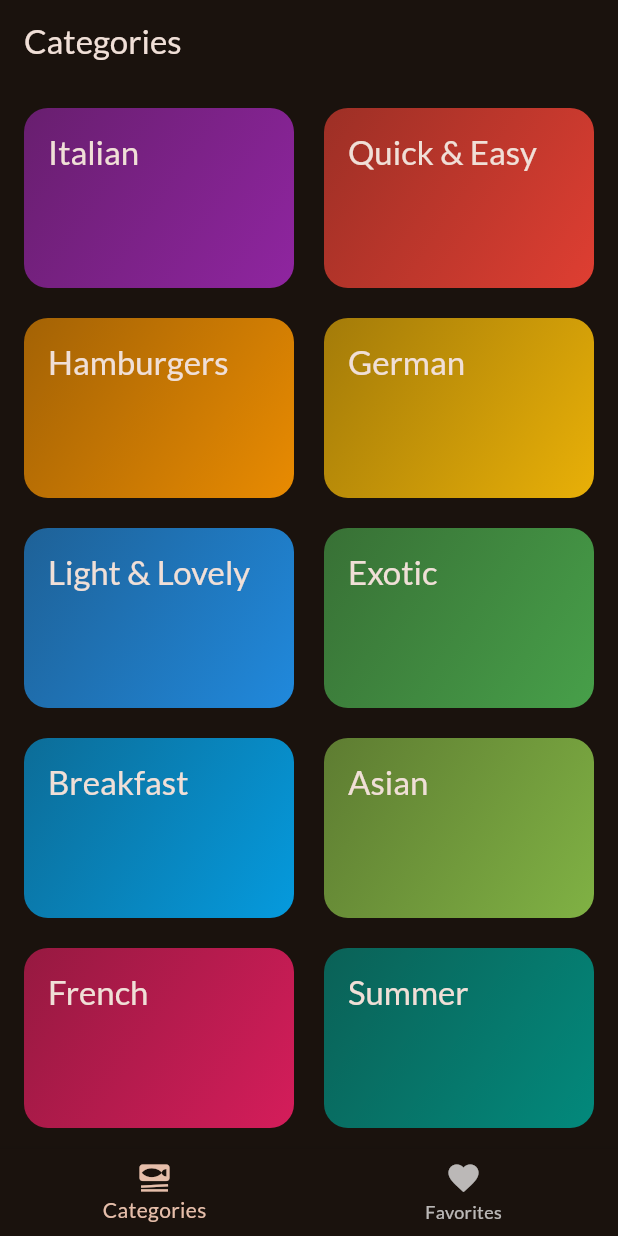
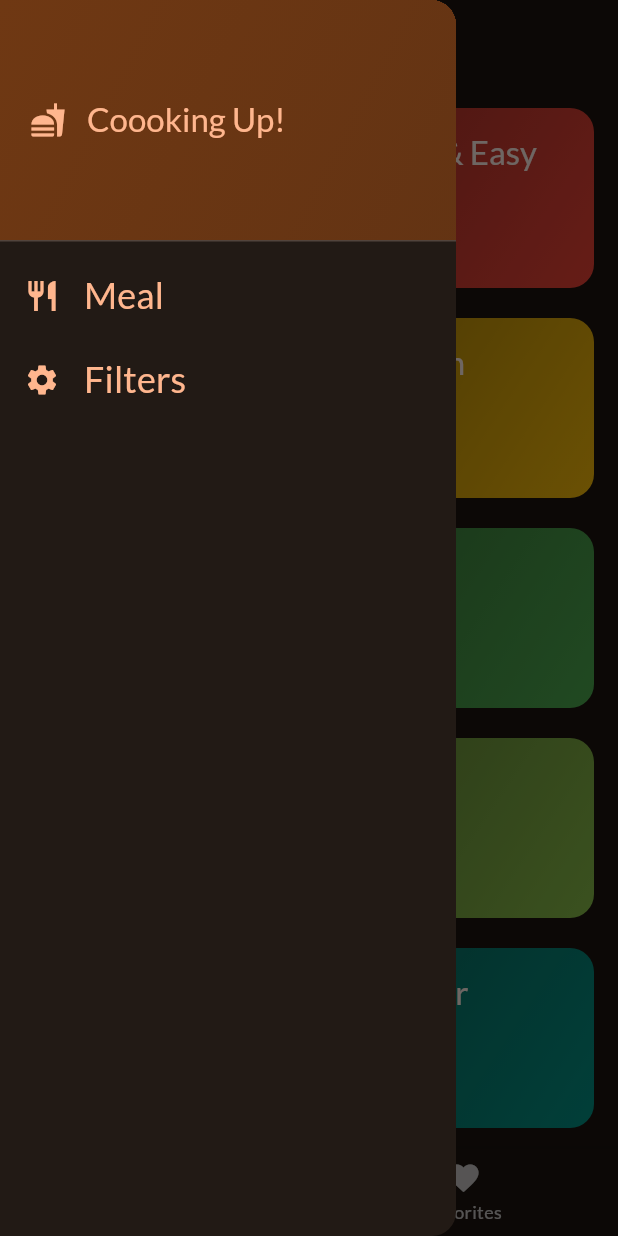
Before and after one commit to gusjabar/flutter, a Flutter app: the screen it shows after launch, with the side drawer open (before the commit the screen has no drawer), on a phone screen of 412 x 824 dp. Run offline on Flutter 3.47's test engine with Material 3 defaults, Android fonts, the phone set to English and light mode, and no system bars; our stand-ins replace google_fonts, transparent_image.

Commit message:
added filters and drawer menu.

```diff
--- a/meals_app/lib/screens/categories.dart
+++ b/meals_app/lib/screens/categories.dart
@@ -7,12 +7,13 @@ import 'package:meals_app/widgets/category_grid_item.dart';
 import '../models/category.dart';
 
 class CategoriesScreen extends StatelessWidget {
-  const CategoriesScreen({super.key, required this.onFavoriteMeal});
-
+  const CategoriesScreen(
+      {super.key, required this.onFavoriteMeal, required this.availableMeals});
+  final List<Meal> availableMeals;
   final Function(Meal meal) onFavoriteMeal;
 
   void _selectCategory(BuildContext context, Category category) {
-    final filteredMeal = dummyMeals
+    final filteredMeal = availableMeals
         .where((meal) => meal.categories.contains(category.id))
         .toList();
 
--- a/meals_app/lib/screens/tabs.dart
+++ b/meals_app/lib/screens/tabs.dart
@@ -1,7 +1,17 @@
 import 'package:flutter/material.dart';
+import 'package:meals_app/data/dummy_data.dart';
 import 'package:meals_app/models/meal.dart';
 import 'package:meals_app/screens/categories.dart';
+import 'package:meals_app/screens/filters_screen.dart';
 import 'package:meals_app/screens/meals.dart';
+import 'package:meals_app/widgets/main_drawer.dart';
+
+const kInitialFilters = {
+  Filter.glutenFree: false,
+  Filter.lactoseFree: false,
+  Filter.vegetarian: false,
+  Filter.vegan: false,
+};
 
 class TabsScreen extends StatefulWidget {
   const TabsScreen({super.key});
@@ -22,6 +32,7 @@ class _TabsScreenState extends State<TabsScreen> {
   }
 
   final List<Meal> _favoriteMeal = [];
+  Map<Filter, bool> _selectedFilter = kInitialFilters;
 
   void _showInfoMessenger(String message) {
     ScaffoldMessenger.of(context).clearSnackBars();
@@ -48,9 +59,40 @@ class _TabsScreenState extends State<TabsScreen> {
     }
   }
 
+  void _setScreen(String identifier) async {
+    Navigator.of(context).pop();
+    if ('filters' == identifier) {
+      final result = await Navigator.of(context).push<Map<Filter, bool>>(
+          MaterialPageRoute(
+              builder: (ctx) =>
+                  FiltersScreen(currentFilters: _selectedFilter)));
+      setState(() {
+        _selectedFilter = result ?? kInitialFilters;
+      });
+    }
+  }
+
   @override
   Widget build(BuildContext context) {
+    final availableMeal = dummyMeals.where((meal) {
+      if (_selectedFilter[Filter.glutenFree]! && !meal.isGlutenFree) {
+        return false;
+      }
+      if (_selectedFilter[Filter.lactoseFree]! && !meal.isLactoseFree) {
+        return false;
+      }
+      if (_selectedFilter[Filter.vegan]! && !meal.isVegan) {
+        return false;
+      }
+      if (_selectedFilter[Filter.vegetarian]! && !meal.isVegetarian) {
+        return false;
+      }
+
+      return true;
+    }).toList();
+
     Widget activePage = CategoriesScreen(
+      availableMeals: availableMeal,
       onFavoriteMeal: _toggleFavoriteMealStatus,
     );
 
@@ -67,6 +109,7 @@ class _TabsScreenState extends State<TabsScreen> {
       appBar: AppBar(
         title: Text(activePageTitle),
       ),
+      drawer: MainDrawer(onSelectScreen: _setScreen),
       body: activePage,
       bottomNavigationBar: BottomNavigationBar(
         onTap: _selectedPage,
--- /dev/null
+++ b/meals_app/lib/widgets/drawer_menu_item.dart
@@ -0,0 +1,28 @@
+import 'package:flutter/material.dart';
+
+class DrawerMenuItem extends StatelessWidget {
+  const DrawerMenuItem(
+      {super.key,
+      required this.title,
+      required this.icon,
+      required this.onTap});
+
+  final String title;
+  final IconData icon;
+  final Function onTap;
+
+  @override
+  Widget build(BuildContext context) {
+    return ListTile(
+      leading: Icon(icon, color: Theme.of(context).colorScheme.primary),
+      title: Text(
+        title,
+        style: Theme.of(context).textTheme.titleSmall!.copyWith(
+            color: Theme.of(context).colorScheme.primary, fontSize: 24),
+      ),
+      onTap: () {
+        onTap();
+      },
+    );
+  }
+}
--- /dev/null
+++ b/meals_app/lib/widgets/main_drawer.dart
@@ -0,0 +1,55 @@
+import 'package:flutter/material.dart';
+import 'package:meals_app/widgets/drawer_menu_item.dart';
+
+class MainDrawer extends StatelessWidget {
+  const MainDrawer({super.key, required this.onSelectScreen});
+
+  final Function(String identifier) onSelectScreen;
+
+  @override
+  Widget build(BuildContext context) {
+    return Drawer(
+      child: Column(
+        children: [
+          DrawerHeader(
+            padding: const EdgeInsets.all(20),
+            decoration: BoxDecoration(
+              gradient: LinearGradient(colors: [
+                Theme.of(context).colorScheme.primaryContainer,
+                Theme.of(context).colorScheme.primaryContainer.withOpacity(0.85)
+              ], begin: Alignment.topLeft, end: Alignment.bottomRight),
+            ),
+            child: Row(
+              children: [
+                Icon(
+                  Icons.fastfood,
+                  color: Theme.of(context).colorScheme.primary,
+                ),
+                const SizedBox(width: 14),
+                Text(
+                  'Coooking Up!',
+                  style: Theme.of(context)
+                      .textTheme
+                      .titleLarge!
+                      .copyWith(color: Theme.of(context).colorScheme.primary),
+                ),
+              ],
+            ),
+          ),
+          DrawerMenuItem(
+              title: 'Meal',
+              icon: Icons.restaurant,
+              onTap: () {
+                onSelectScreen('meals');
+              }),
+          DrawerMenuItem(
+              title: 'Filters',
+              icon: Icons.settings,
+              onTap: () {
+                onSelectScreen('filters');
+              }),
+        ],
+      ),
+    );
+  }
+}
```
Also changed, not shown: meals_app/lib/screens/filters_screen.dart (added, +135 -0 lines), 1 other file.
